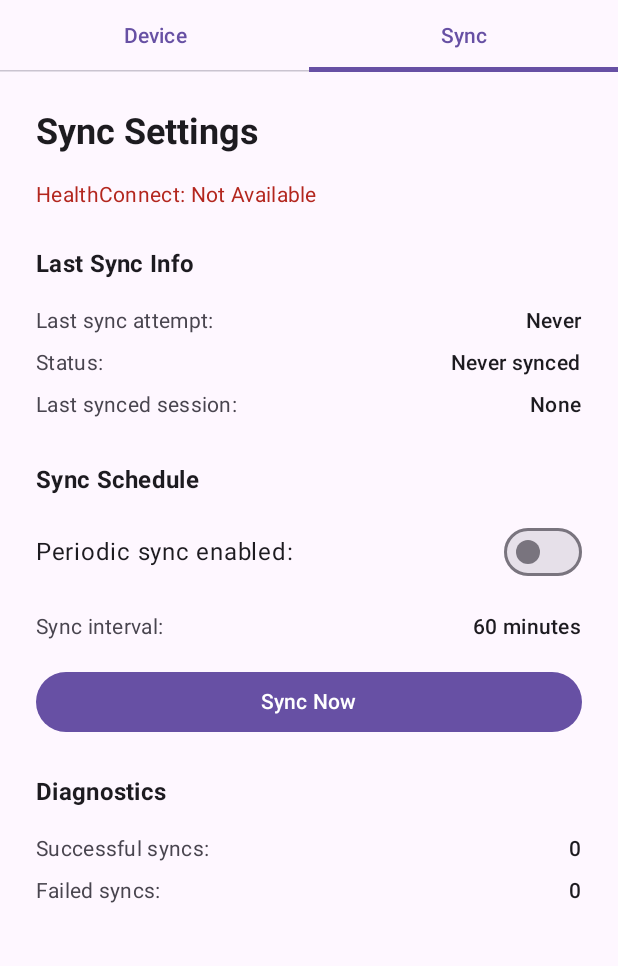
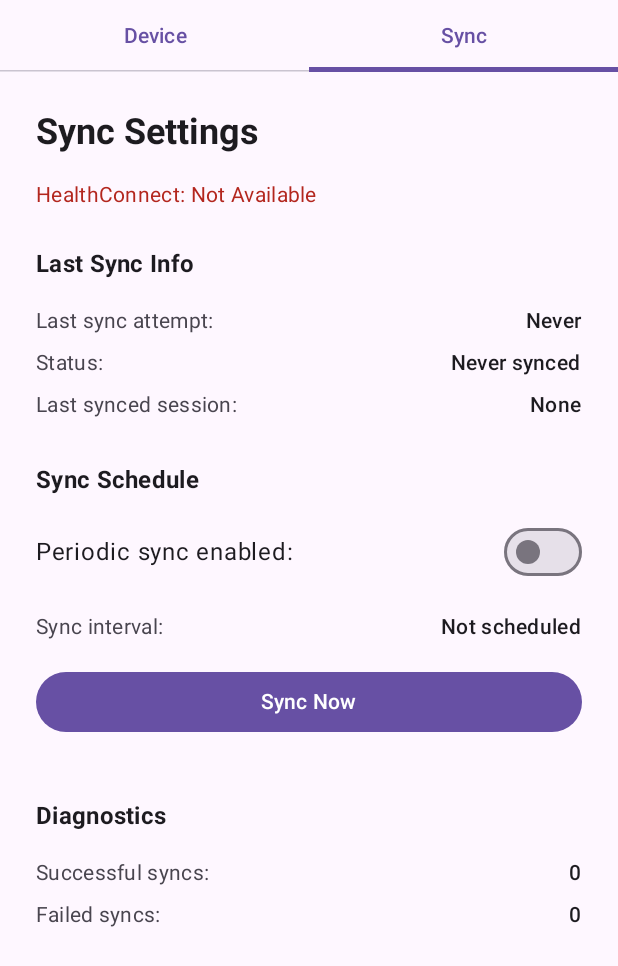
Before and after one commit to khusmann/bike-iot-tracker, an Android app built with Jetpack Compose: the composable BikeTrackerScreen shown on its own in the app's theme, tab 2 chosen, on a phone screen of 412 x 824 dp. Shown: the top 966 px of the screen. Run offline under Robolectric (Android 15) with nearby library versions, the phone set to English and light mode, and no system bars; libraries missing offline, so code that uses them is left out: androidx.health.connect; 9 statements that could not run were skipped.

Commit message:
improve sync ui

```diff
--- a/android/app/src/main/java/com/biketracker/MainActivity.kt
+++ b/android/app/src/main/java/com/biketracker/MainActivity.kt
@@ -19,6 +19,8 @@ import androidx.compose.foundation.layout.fillMaxSize
 import androidx.compose.foundation.layout.fillMaxWidth
 import androidx.compose.foundation.layout.height
 import androidx.compose.foundation.layout.padding
+import androidx.compose.foundation.rememberScrollState
+import androidx.compose.foundation.verticalScroll
 import androidx.compose.material3.Button
 import androidx.compose.material3.MaterialTheme
 import androidx.compose.material3.Surface
@@ -58,12 +60,6 @@ class MainActivity : ComponentActivity() {
     @OptIn(ExperimentalPermissionsApi::class)
     override fun onCreate(savedInstanceState: Bundle?) {
         super.onCreate(savedInstanceState)
-
-        // Check if sync is enabled in preferences and schedule if needed
-        val syncPrefs = SyncPreferences(applicationContext)
-        if (syncPrefs.syncEnabled) {
-            SyncScheduler.schedulePeriodicSync(applicationContext)
-        }
 
         setContent {
             BikeTrackerTheme {
@@ -309,11 +305,15 @@ fun SyncTab(context: android.content.Context, healthConnectAvailable: Boolean) {
 
     var syncState by remember { mutableStateOf(loadSyncState(syncPrefs)) }
     var healthConnectTimestamp by remember { mutableStateOf(0L) }
+    // Note: Using SharedPreferences for now - ideally should query WorkManager
+    // but that requires Guava dependencies which complicate the build
+    var syncEnabled by remember { mutableStateOf(syncPrefs.syncEnabled) }
 
     // Refresh sync state and query HealthConnect periodically
     LaunchedEffect(Unit) {
         while (true) {
             syncState = loadSyncState(syncPrefs)
+            syncEnabled = syncPrefs.syncEnabled
 
             // Query HealthConnect for last synced timestamp (async)
             if (healthConnectAvailable && syncPrefs.lastSyncedDeviceAddress != null) {
@@ -334,7 +334,8 @@ fun SyncTab(context: android.content.Context, healthConnectAvailable: Boolean) {
     Column(
         modifier = Modifier
             .fillMaxSize()
-            .padding(24.dp),
+            .padding(24.dp)
+            .verticalScroll(rememberScrollState()),
         verticalArrangement = Arrangement.Top,
         horizontalAlignment = Alignment.Start
     ) {
@@ -418,22 +419,28 @@ fun SyncTab(context: android.content.Context, healthConnectAvailable: Boolean) {
         ) {
             Text("Periodic sync enabled:")
             androidx.compose.material3.Switch(
-                checked = syncState.syncEnabled,
+                checked = syncEnabled,
                 onCheckedChange = { enabled ->
-                    syncPrefs.syncEnabled = enabled
+                    syncPrefs.syncEnabled = enabled  // Keep SharedPreferences in sync
                     if (enabled) {
                         SyncScheduler.schedulePeriodicSync(context)
                     } else {
                         SyncScheduler.cancelPeriodicSync(context)
                     }
-                    syncState = loadSyncState(syncPrefs)
+                    // syncEnabled will be updated by LaunchedEffect on next iteration
                 }
             )
         }
 
         Spacer(modifier = Modifier.height(12.dp))
 
-        SyncInfoRow("Sync interval:", "${syncState.syncIntervalMinutes} minutes")
+        // Show sync interval - value from SyncScheduler constant
+        val intervalText = if (syncEnabled) {
+            "${SyncScheduler.SYNC_INTERVAL_MINUTES} minutes"
+        } else {
+            "Not scheduled"
+        }
+        SyncInfoRow("Sync interval:", intervalText)
 
         Spacer(modifier = Modifier.height(12.dp))
 
@@ -445,6 +452,18 @@ fun SyncTab(context: android.content.Context, healthConnectAvailable: Boolean) {
             modifier = Modifier.fillMaxWidth()
         ) {
             Text("Sync Now")
+        }
+
+        Spacer(modifier = Modifier.height(16.dp))
+
+        // Battery optimization warning
+        if (syncEnabled) {
+            Text(
+                text = "Note: For reliable background sync, disable battery optimization for this app in Android Settings → Apps → Bike Tracker → Battery → Unrestricted",
+                style = MaterialTheme.typography.bodySmall,
+                color = MaterialTheme.colorScheme.onSurfaceVariant,
+                modifier = Modifier.padding(8.dp)
+            )
         }
 
         Spacer(modifier = Modifier.height(24.dp))
@@ -537,10 +556,10 @@ fun loadSyncState(syncPrefs: SyncPreferences): SyncState {
         lastSyncedSessionId = syncPrefs.lastSyncedSessionId,
         syncSuccessCount = syncPrefs.syncSuccessCount,
         syncFailureCount = syncPrefs.syncFailureCount,
-        syncEnabled = syncPrefs.syncEnabled,
-        syncIntervalMinutes = syncPrefs.syncIntervalMinutes,
         lastSyncedDeviceAddress = syncPrefs.lastSyncedDeviceAddress,
-        healthConnectTimestamp = 0L // Not used anymore - queried separately in SyncTab
+        healthConnectTimestamp = 0L, // Not used anymore - queried separately in SyncTab
+        targetDeviceAddress = syncPrefs.targetDeviceAddress,
+        targetDeviceName = syncPrefs.targetDeviceName
     )
 }
 
--- a/android/app/src/main/java/com/biketracker/Models.kt
+++ b/android/app/src/main/java/com/biketracker/Models.kt
@@ -62,24 +62,28 @@ sealed class SyncStatus {
 /**
  * Sync state for the sync settings tab
  *
+ * Note: syncEnabled and syncIntervalMinutes are NOT stored here
+ * - syncEnabled: managed by WorkManager directly
+ * - syncIntervalMinutes: hardcoded in SyncScheduler (15 min for testing)
+ *
  * @property lastSyncStatus Status of the last sync attempt
  * @property lastSyncedSessionId Unix timestamp of the last synced session
  * @property syncSuccessCount Total number of successful syncs
  * @property syncFailureCount Total number of failed syncs
- * @property syncEnabled Whether periodic sync is enabled
- * @property syncIntervalMinutes Sync interval in minutes
  * @property lastSyncedDeviceAddress Bluetooth address of last synced device
  * @property healthConnectTimestamp Last sync timestamp from HealthConnect (for comparison)
+ * @property targetDeviceAddress Target device address for sync (null = any device)
+ * @property targetDeviceName Target device name for display
  */
 data class SyncState(
     val lastSyncStatus: SyncStatus = SyncStatus.NeverSynced,
     val lastSyncedSessionId: Long = 0L,
     val syncSuccessCount: Int = 0,
     val syncFailureCount: Int = 0,
-    val syncEnabled: Boolean = false,
-    val syncIntervalMinutes: Int = 60,
     val lastSyncedDeviceAddress: String? = null,
-    val healthConnectTimestamp: Long = 0L
+    val healthConnectTimestamp: Long = 0L,
+    val targetDeviceAddress: String? = null,
+    val targetDeviceName: String? = null
 )
 
 /**
--- a/android/app/src/main/java/com/biketracker/SyncPreferences.kt
+++ b/android/app/src/main/java/com/biketracker/SyncPreferences.kt
@@ -28,6 +28,8 @@ class SyncPreferences(context: Context) {
         private const val KEY_LAST_SYNCED_DEVICE_ADDRESS = "last_synced_device_address"
         private const val KEY_SYNC_INTERVAL_MINUTES = "sync_interval_minutes"
         private const val KEY_SYNC_ENABLED = "sync_enabled"
+        private const val KEY_TARGET_DEVICE_ADDRESS = "target_device_address"
+        private const val KEY_TARGET_DEVICE_NAME = "target_device_name"
     }
 
     /**
@@ -81,17 +83,39 @@ class SyncPreferences(context: Context) {
 
     /**
      * Sync interval in minutes (default: 60 minutes)
+     *
+     * Note: This is deprecated and not used. The actual sync interval
+     * is hardcoded in SyncScheduler.kt (15 minutes for testing).
+     * Kept for backwards compatibility with existing preferences.
      */
+    @Deprecated("Sync interval is hardcoded in SyncScheduler, this value is not used")
     var syncIntervalMinutes: Int
         get() = prefs.getInt(KEY_SYNC_INTERVAL_MINUTES, 60)
         set(value) = prefs.edit().putInt(KEY_SYNC_INTERVAL_MINUTES, value).apply()
 
     /**
      * Whether periodic sync is enabled (default: false)
+     *
+     * Note: This is deprecated - use SyncScheduler.isSyncScheduled() instead
+     * which queries WorkManager directly for the actual sync state
      */
     var syncEnabled: Boolean
         get() = prefs.getBoolean(KEY_SYNC_ENABLED, false)
         set(value) = prefs.edit().putBoolean(KEY_SYNC_ENABLED, value).apply()
+
+    /**
+     * Target device Bluetooth address for sync (null if no specific device targeted)
+     */
+    var targetDeviceAddress: String?
+        get() = prefs.getString(KEY_TARGET_DEVICE_ADDRESS, null)
+        set(value) = prefs.edit().putString(KEY_TARGET_DEVICE_ADDRESS, value).apply()
+
+    /**
+     * Target device name for display (null if no specific device targeted)
+     */
+    var targetDeviceName: String?
+        get() = prefs.getString(KEY_TARGET_DEVICE_NAME, null)
+        set(value) = prefs.edit().putString(KEY_TARGET_DEVICE_NAME, value).apply()
 
     /**
      * Record a successful sync
```
Also changed, not shown: android/app/src/main/java/com/biketracker/SyncScheduler.kt (+11 -4 lines), 1 other file.
